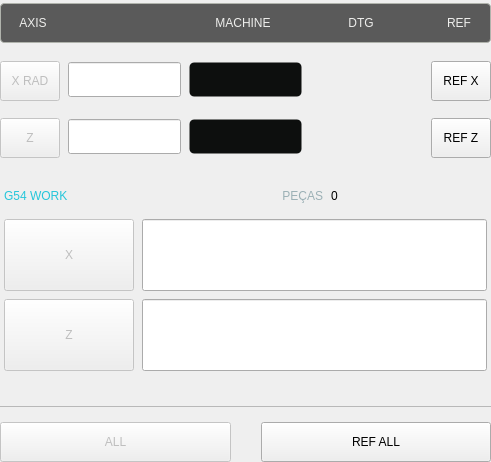
The window that user_dro_display/xz_dros/dros_xz.ui (Edsonjanke/Cyberdino) describes before a commit, drawn with Qt 5.
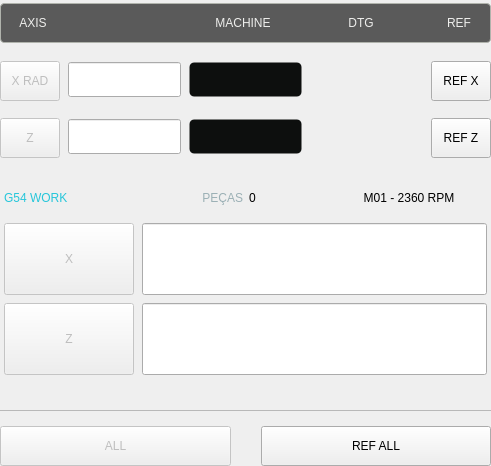
The same window after the commit. Icons and pictures are not drawn. Custom widgets are drawn as their Qt base class.

Commit message: Tela principal: marcha no cabecalho do DRO e desgaste X/Z grandes

What changed in the file:
```diff
--- a/user_dro_display/xz_dros/dros_xz.ui
+++ b/user_dro_display/xz_dros/dros_xz.ui
@@ -916,6 +916,12 @@
            <property name="spacing"><number>8</number></property>
            <item>
             <widget class="StatusLabel" name="big_wcs_header">
+            <property name="sizePolicy">
+             <sizepolicy hsizetype="Expanding" vsizetype="Preferred">
+              <horstretch>1</horstretch>
+              <verstretch>0</verstretch>
+             </sizepolicy>
+            </property>
            <property name="minimumSize">
             <size>
              <width>0</width>
@@ -940,6 +946,20 @@
           </widget>
            </item>
            <item>
+            <widget class="QWidget" name="big_parts_box" native="true">
+            <property name="sizePolicy">
+             <sizepolicy hsizetype="Expanding" vsizetype="Preferred">
+              <horstretch>1</horstretch>
+              <verstretch>0</verstretch>
+             </sizepolicy>
+            </property>
+             <layout class="QHBoxLayout" name="big_parts_row">
+              <property name="spacing"><number>6</number></property>
+              <property name="leftMargin"><number>0</number></property>
+              <property name="topMargin"><number>0</number></property>
+              <property name="rightMargin"><number>0</number></property>
+              <property name="bottomMargin"><number>0</number></property>
+<item>
             <widget class="QLabel" name="big_parts_caption">
              <property name="styleSheet">
               <string notr="true">QLabel {
@@ -984,6 +1004,42 @@
              </property>
             </widget>
            </item>
+                       </layout>
+            </widget>
+           </item>
+           <item>
+          <widget class="GearLabel" name="gear_current_dro">
+            <property name="sizePolicy">
+             <sizepolicy hsizetype="Expanding" vsizetype="Preferred">
+              <horstretch>1</horstretch>
+              <verstretch>0</verstretch>
+             </sizepolicy>
+            </property>
+           <property name="minimumSize">
+            <size>
+             <width>0</width>
+             <height>34</height>
+            </size>
+           </property>
+           <property name="styleSheet">
+            <string notr="true">GearLabel {
+    border: none;
+    color: #26C6DA;
+    background: transparent;
+    font: 17pt "Bebas Kai";
+}</string>
+           </property>
+           <property name="alignment">
+            <set>Qt::AlignCenter</set>
+           </property>
+           <property name="text">
+            <string>M01 - 2360 RPM</string>
+           </property>
+           <property name="pinBaseName" stdset="0">
+            <string>gear-current-dro</string>
+           </property>
+          </widget>
+         </item>
           </layout>
          </item>
          <item>
```
The commit also changes 4 other files.
